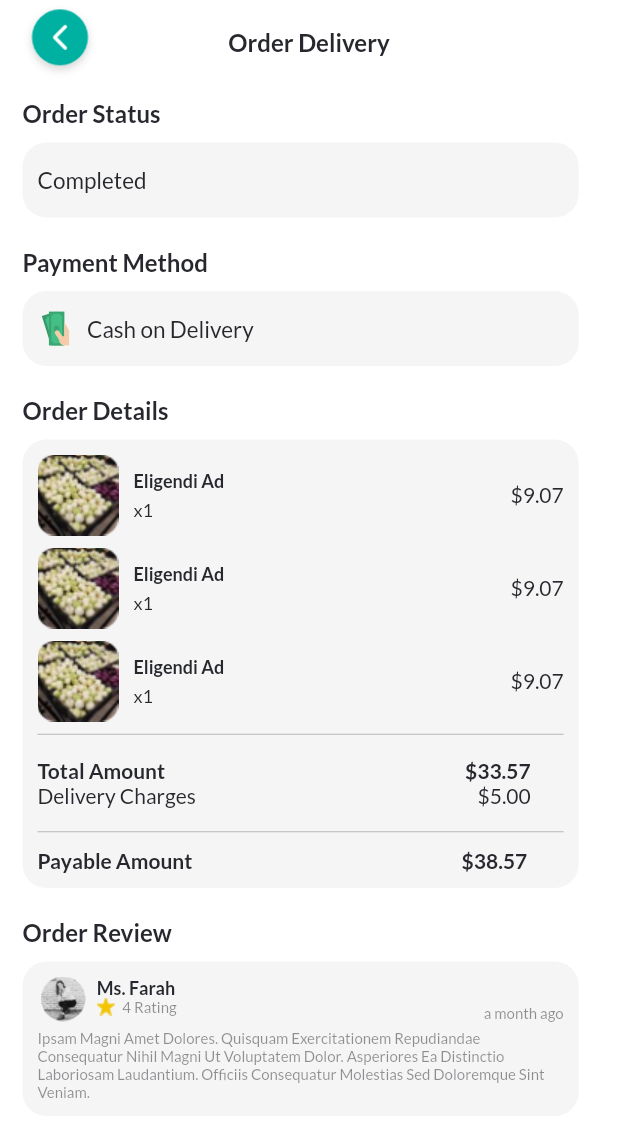
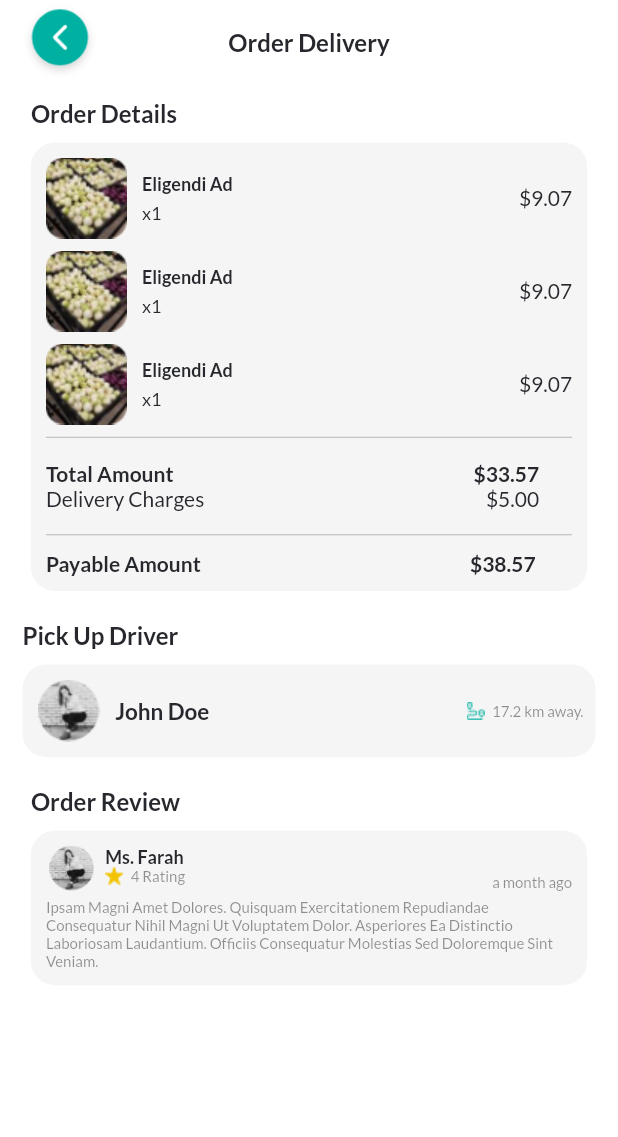
Before and after one commit to faizanalibutt/venuedashbusiness, a Flutter app: the OrderHistoryDetailPage screen opened directly, on a phone screen of 412 x 824 dp. Shown: the top 1137 px of the screen. Run offline on Flutter 3.47's test engine with Material 2 defaults, Android fonts, the phone set to English and light mode, and no system bars; our stand-ins replace auto_size_text, flutter_rating_bar, flutter_svg, geolocator, get, google_fonts and 3 more.

Commit message:
order history detail page ui has been changed.

```diff
--- a/lib/routers/order_history_detail_page.dart
+++ b/lib/routers/order_history_detail_page.dart
@@ -36,79 +36,6 @@ class OrderHistoryDetailPage extends StatelessWidget {
         child: SingleChildScrollView(
             child: Column(
           children: [
-            Container(
-              width: size.width * .9,
-              color: Colors.white,
-              child: Text("Order Status",
-                  style: GoogleFonts.lato(
-                      textStyle: const TextStyle(
-                    color: kBlackHeadingColor,
-                    fontSize: 16,
-                    fontWeight: FontWeight.bold,
-                  ))),
-            ),
-            const SizedBox(height: 10),
-            Ink(
-              width: size.width * .9,
-              decoration: const BoxDecoration(
-                color: kLoationFiedlBgColor,
-                borderRadius: BorderRadius.all(Radius.circular(16)),
-              ),
-              child: InkWell(
-                borderRadius: const BorderRadius.all(Radius.circular(16)),
-                child: SizedBox(
-                  height: 50,
-                  child: Row(mainAxisAlignment: MainAxisAlignment.start, children: [
-                    const SizedBox(
-                      width: 10,
-                    ),
-                    Text("Completed",
-                        style: GoogleFonts.lato(
-                            textStyle: const TextStyle(
-                                color: kBlackHeadingColor, fontSize: 15, fontWeight: FontWeight.normal, overflow: TextOverflow.ellipsis))),
-                  ]),
-                ),
-              ),
-            ),
-            const SizedBox(height: 20),
-            Container(
-              width: size.width * .9,
-              color: Colors.white,
-              child: Text("Payment Method",
-                  style: GoogleFonts.lato(
-                      textStyle: const TextStyle(
-                    color: kBlackHeadingColor,
-                    fontSize: 16,
-                    fontWeight: FontWeight.bold,
-                  ))),
-            ),
-            const SizedBox(height: 10),
-            Ink(
-              width: size.width * .9,
-              decoration: const BoxDecoration(
-                color: kLoationFiedlBgColor,
-                borderRadius: BorderRadius.all(Radius.circular(16)),
-              ),
-              child: InkWell(
-                borderRadius: const BorderRadius.all(Radius.circular(16)),
-                child: SizedBox(
-                  height: 50,
-                  child: Row(
-                    children: [
-                      Padding(
-                        padding: const EdgeInsets.symmetric(horizontal: 10),
-                        child: SvgPicture.asset("assets/graphics/images/order_payment_method_icon.svg"),
-                      ),
-                      Text("Cash on Delivery",
-                          style: GoogleFonts.lato(
-                              textStyle: const TextStyle(
-                                  color: kBlackHeadingColor, fontSize: 15, fontWeight: FontWeight.normal, overflow: TextOverflow.ellipsis))),
-                    ],
-                  ),
-                ),
-              ),
-            ),
-            const SizedBox(height: 20),
             Container(
               width: size.width * .9,
               color: Colors.white,
@@ -286,6 +213,65 @@ class OrderHistoryDetailPage extends StatelessWidget {
             ),
             const SizedBox(height: 20),
             Container(
+              width: size.width * .95,
+              color: Colors.white,
+              child: Text("Pick Up Driver",
+                  style: GoogleFonts.lato(
+                      textStyle: const TextStyle(
+                    color: kBlackHeadingColor,
+                    fontSize: 16,
+                    fontWeight: FontWeight.bold,
+                  ))),
+            ),
+            const SizedBox(height: 10),
+            Ink(
+              decoration: const BoxDecoration(
+                color: kLoationFiedlBgColor,
+                borderRadius: BorderRadius.all(Radius.circular(16)),
+              ),
+              child: Row(
+                children: [
+                  Expanded(
+                    flex: 6,
+                    child: Row(
+                      children: [
+                        Image.asset(
+                          "assets/graphics/img_business_user_comment.png",
+                          width: size.width * .15,
+                        ),
+                        Flexible(
+                          child: Text("John Doe",
+                              style: GoogleFonts.lato(
+                                  textStyle: const TextStyle(
+                                      color: kBlackHeadingColor, fontSize: 15, fontWeight: FontWeight.bold, overflow: TextOverflow.ellipsis))),
+                        ),
+                      ],
+                    ),
+                  ),
+                  Expanded(
+                    flex: 4,
+                    child: Padding(
+                      padding: const EdgeInsets.only(right: 8.0),
+                      child: Row(
+                        mainAxisAlignment: MainAxisAlignment.end,
+                        children: [
+                          Image.asset("assets/graphics/ic_distacnce_green_icon.png"),
+                          const SizedBox(width: 5),
+                          Text(
+                            "17.2 km away.",
+                            style: GoogleFonts.lato(
+                              textStyle: const TextStyle(color: kBlackSubHeadingColor, fontSize: 10, overflow: TextOverflow.ellipsis),
+                            ),
+                          ),
+                        ],
+                      ),
+                    ),
+                  ),
+                ],
+              ),
+            ),
+            const SizedBox(height: 20),
+            Container(
               width: size.width * .9,
               color: Colors.white,
               child: Text("Order Review",
```
